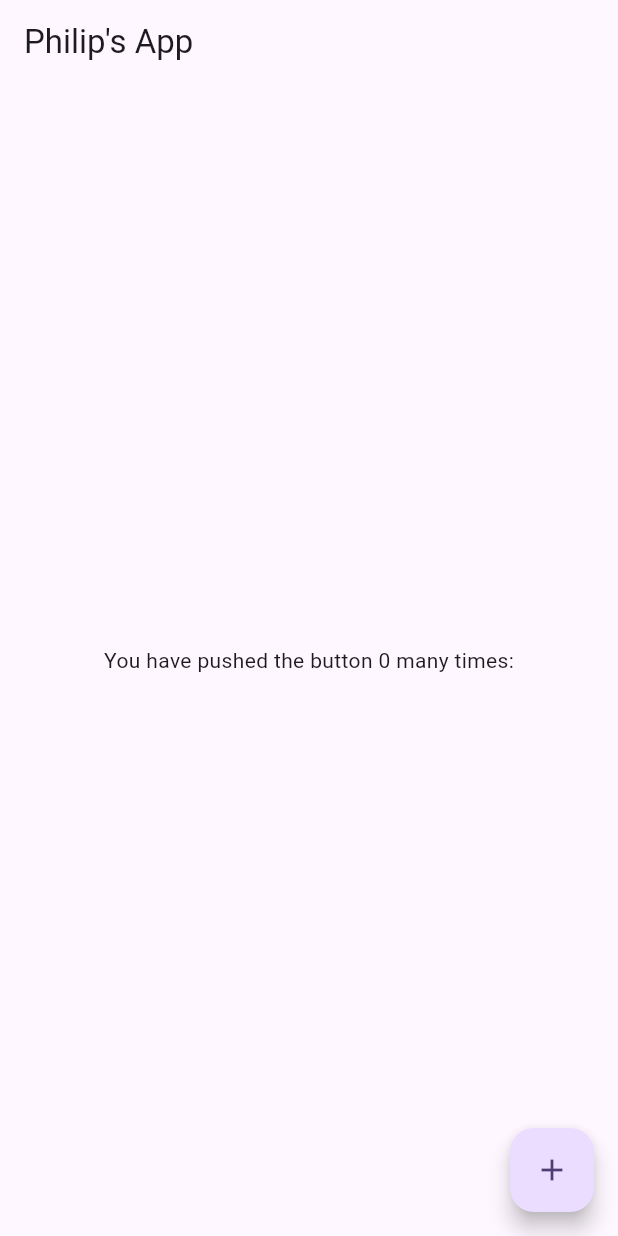
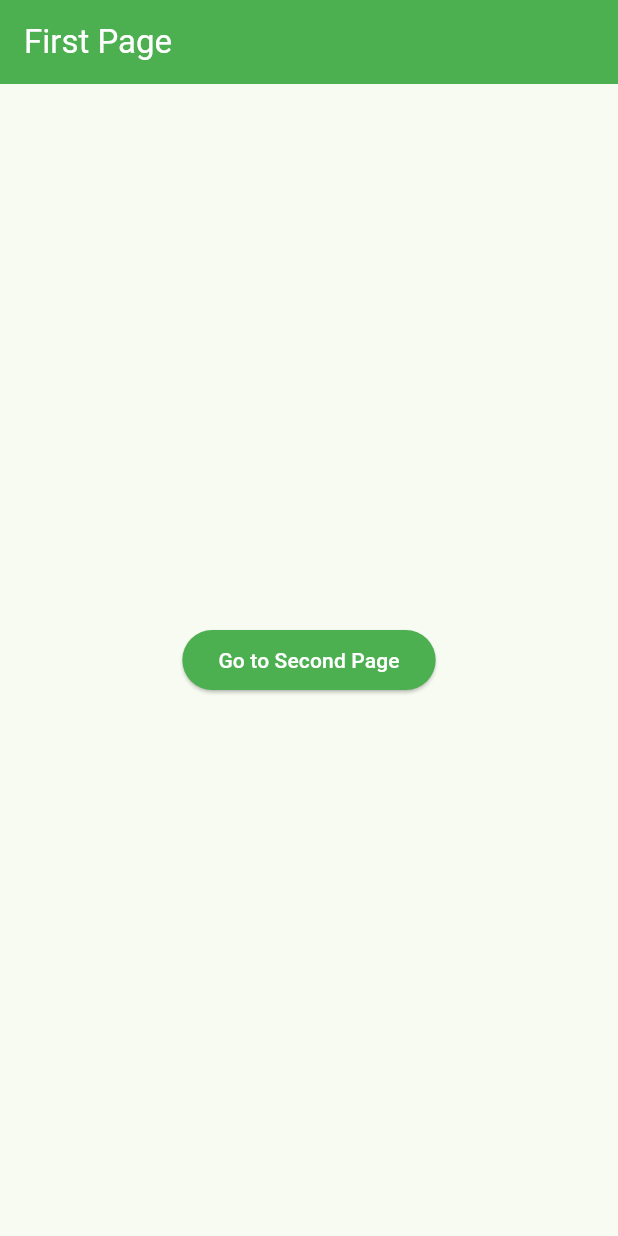
Before and after one commit to pmmoturi/second_flutter_app, a Flutter app: the screen it shows after launch, on a phone screen of 412 x 824 dp. Run offline on Flutter 3.47's test engine with Material 3 defaults, Android fonts, the phone set to English and light mode, and no system bars.

Commit message:
Basic navigation sorted out, let's move on to the next step.

```diff
--- /dev/null
+++ b/devtools_options.yaml
@@ -0,0 +1,3 @@
+description: This file stores settings for Dart & Flutter DevTools.
+documentation: https://docs.flutter.dev/tools/devtools/extensions#configure-extension-enablement-states
+extensions:
--- a/lib/main.dart
+++ b/lib/main.dart
@@ -1,4 +1,6 @@
 import 'package:flutter/material.dart';
+import 'package:second_flutter_app/pages/first_page.dart';
+import 'package:second_flutter_app/pages/second_page.dart';
 
 void main() {
   runApp(const MyApp());
@@ -13,73 +15,24 @@ class MyApp extends StatelessWidget {
     return MaterialApp(
       title: 'Flutter Demo',
       theme: ThemeData(
-        // This is the theme of your application.
-        //
-        // TRY THIS: Try running your application with "flutter run". You'll see
-        // the application has a purple toolbar. Then, without quitting the app,
-        // try changing the seedColor in the colorScheme below to Colors.green
-        // and then invoke "hot reload" (save your changes or press the "hot
-        // reload" button in a Flutter-supported IDE, or press "r" if you used
-        // the command line to start the app).
-        //
-        // Notice that the counter didn't reset back to zero; the application
-        // state is not lost during the reload. To reset the state, use hot
-        // restart instead.
-        //
-        // This works for code too, not just values: Most code changes can be
-        // tested with just a hot reload.
-        colorScheme: ColorScheme.fromSeed(seedColor: Colors.deepPurple),
+        colorScheme: ColorScheme.fromSeed(seedColor: Colors.green),
+        appBarTheme: const AppBarTheme(
+          backgroundColor:
+              Colors.green, // Or use ColorScheme.primary if available
+          foregroundColor: Colors.white, // Text/icon color for contrast
+        ),
+        elevatedButtonTheme: ElevatedButtonThemeData(
+          style: ButtonStyle(
+            backgroundColor: WidgetStateProperty.all<Color>(Colors.green),
+            foregroundColor: WidgetStateProperty.all<Color>(Colors.white),
+          ),
+        ),
       ),
-      home: const MyHomePage(title: 'Flutter Demo Home Page'),
+      home: FirstPage(),
+      routes: {
+        '/first': (context) => FirstPage(),
+        '/second': (context) => SecondPage(),
+      },
     );
   }
 }
-
-class MyHomePage extends StatefulWidget {
-  const MyHomePage({super.key, required this.title});
-
-  final String title;
-
-  @override
-  State<MyHomePage> createState() => _MyHomePageState();
-}
-
-class _MyHomePageState extends State<MyHomePage> {
-  int _counter = 0;
-  @override
-  Widget build(BuildContext context) {
-    return Scaffold(
-      appBar: AppBar(
-        title: Text("Philip's App"),
-        /*backgroundColor: Theme.of(context).colorScheme.primary,
-        titleTextStyle: const TextStyle(
-          color: Colors.white,
-          fontSize: 24,
-          fontWeight: FontWeight.bold,
-        ),*/
-      ),
-      body: Center(
-        child: Column(
-            mainAxisAlignment: MainAxisAlignment.center,
-            children: <Widget>[
-              Text('You have pushed the button $_counter many times:'),
-            ]),
-      ),
-      floatingActionButton: FloatingActionButton(
-        onPressed: () {
-          setState(() {
-            _counter++;
-          });
-
-          print("button pressed $_counter times");
-          // TRY THIS: Uncomment this line to see the effect of hot reload.
-          // setState(() {
-          //   _counter++;
-          // });
-        },
-        tooltip: 'Increment',
-        child: const Icon(Icons.add),
-      ),
-    );
-  }
-}
--- /dev/null
+++ b/lib/pages/first_page.dart
@@ -0,0 +1,22 @@
+import 'package:flutter/material.dart';
+import 'package:second_flutter_app/pages/second_page.dart';
+
+class FirstPage extends StatelessWidget {
+  const FirstPage({super.key});
+
+  @override
+  Widget build(BuildContext context) {
+    return Scaffold(
+      appBar: AppBar(
+        title: const Text("First Page"),
+      ),
+      body: Center(
+        child: ElevatedButton(
+            onPressed: () {
+              Navigator.pushNamed(context, '/second');
+            },
+            child: Text("Go to Second Page")),
+      ),
+    );
+  }
+}
```
Also changed, not shown: lib/pages/second_page.dart (added, +30 -0 lines), 1 other file.
